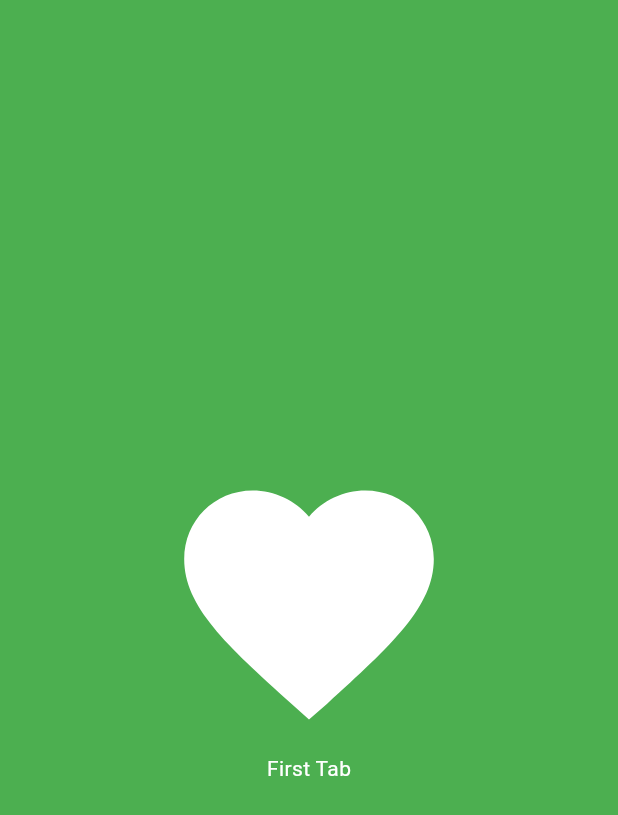
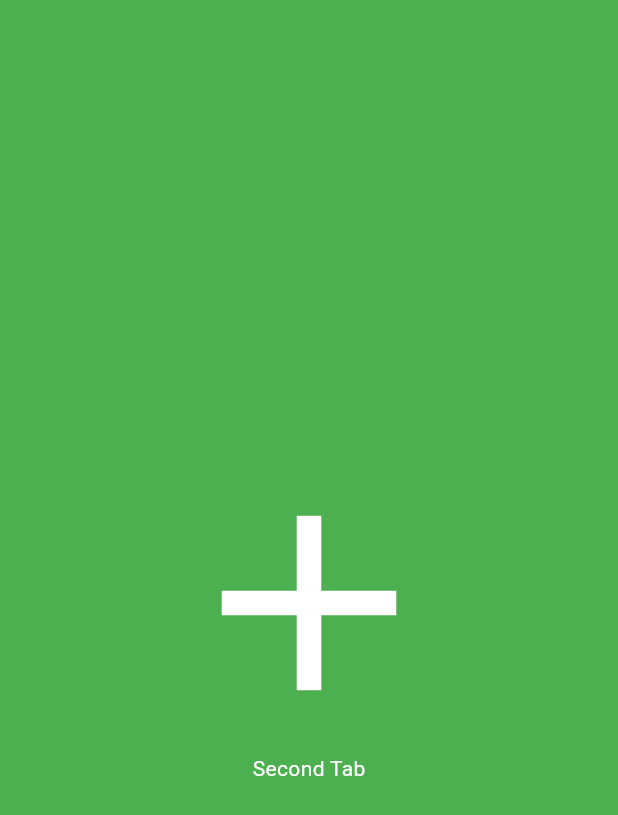
Before and after one commit to Gurpreets11/bottom_navigation_flutter, a Flutter app: the SecondTab screen opened directly, on a phone screen of 412 x 824 dp. Shown: the top 815 px of the screen. Run offline on Flutter 3.47's test engine with Material 3 defaults, Android fonts, the phone set to English and light mode, and no system bars.

```diff
--- a/lib/tab/second_tab.dart
+++ b/lib/tab/second_tab.dart
@@ -1,28 +1,28 @@
 import 'package:flutter/material.dart';
 
 class SecondTab extends StatelessWidget {
+  const SecondTab({super.key});
+
   @override
   Widget build(BuildContext context) {
-    return Scaffold(
+    return const Scaffold(
       backgroundColor: Colors.green,
-      body: Container(
-        child: Center(
+      body: Center(
         child: Column(
           mainAxisAlignment: MainAxisAlignment.center,
           children: <Widget>[
             Icon(
-                Icons.favorite,
+              Icons.add,
               size: 200.0,
               color: Colors.white,
             ),
             Text(
-                'First Tab',
+              'Second Tab',
               style: TextStyle(color: Colors.white),
             ),
           ],
         ),
       ),
-      ),
     );
   }
 }
```
Also changed, not shown: lib/tab/first_tab.dart (+4 -4 lines), lib/tab/third_tab.dart (+6 -6 lines). Lines whose indentation alone changed are shown as unchanged.
